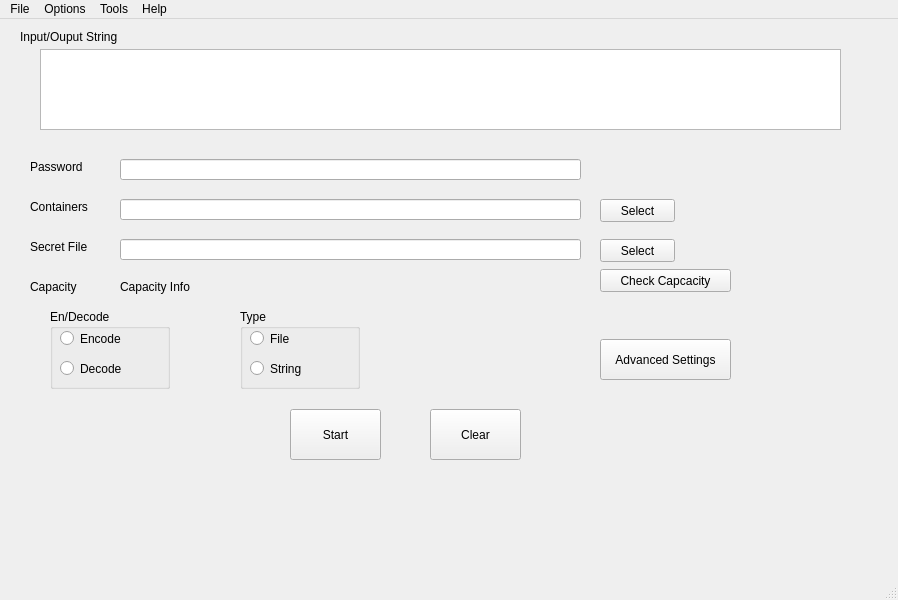
Above: mainwindow.ui from pingwcy/HideSlothQt before the change. Below: the same form after it.
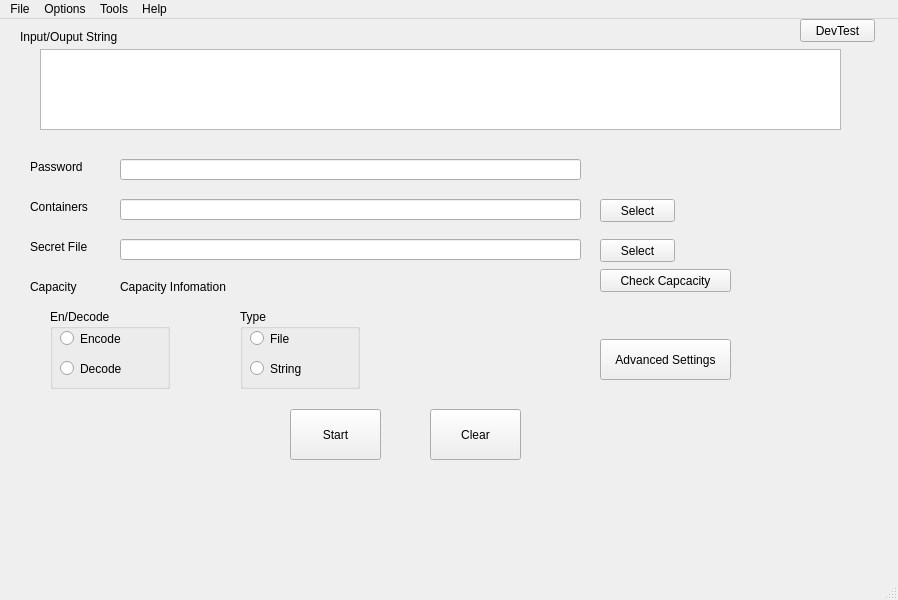
That is the form after the change. Icons and pictures are not drawn.

What changed in the file:
```diff
--- a/mainwindow.ui
+++ b/mainwindow.ui
@@ -142,7 +142,7 @@
      </rect>
     </property>
     <property name="text">
-     <string>Capacity Info</string>
+     <string>Capacity Infomation</string>
     </property>
    </widget>
    <widget class="QPushButton" name="Check_Button">
@@ -301,6 +301,19 @@
      <string>Advanced Settings</string>
     </property>
    </widget>
+   <widget class="QPushButton" name="pushButton">
+    <property name="geometry">
+     <rect>
+      <x>800</x>
+      <y>0</y>
+      <width>75</width>
+      <height>23</height>
+     </rect>
+    </property>
+    <property name="text">
+     <string>DevTest</string>
+    </property>
+   </widget>
   </widget>
   <widget class="QMenuBar" name="menubar">
    <property name="geometry">
```
Left out of the diff: 2 changed lines with no effect on the pictures.
